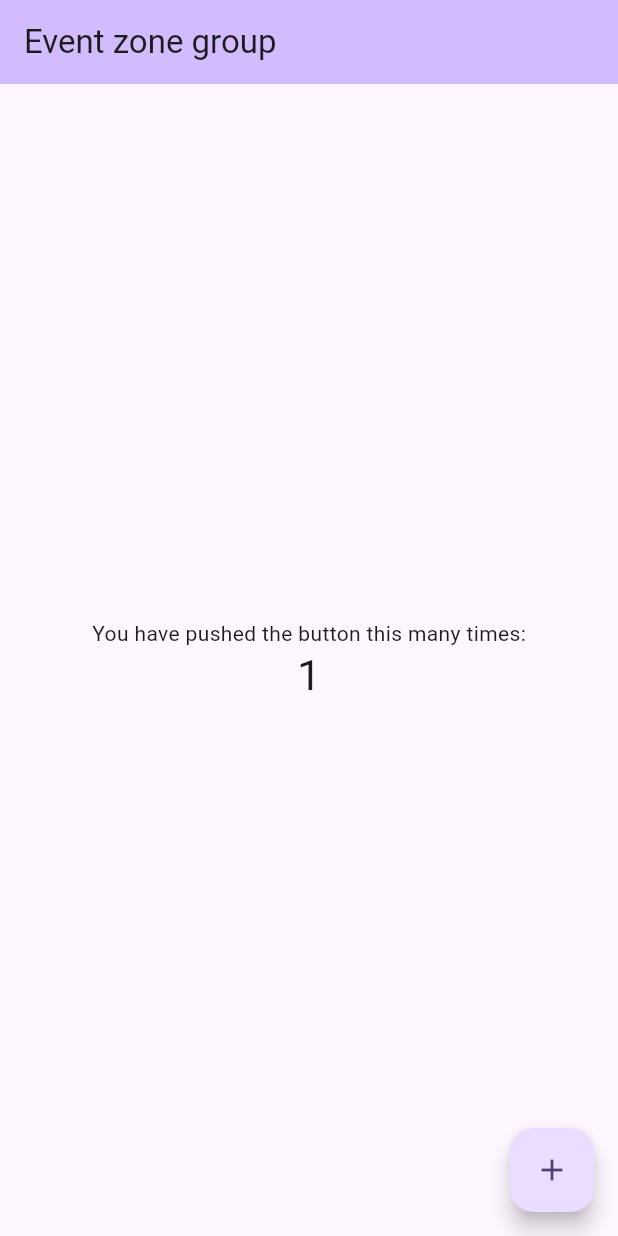
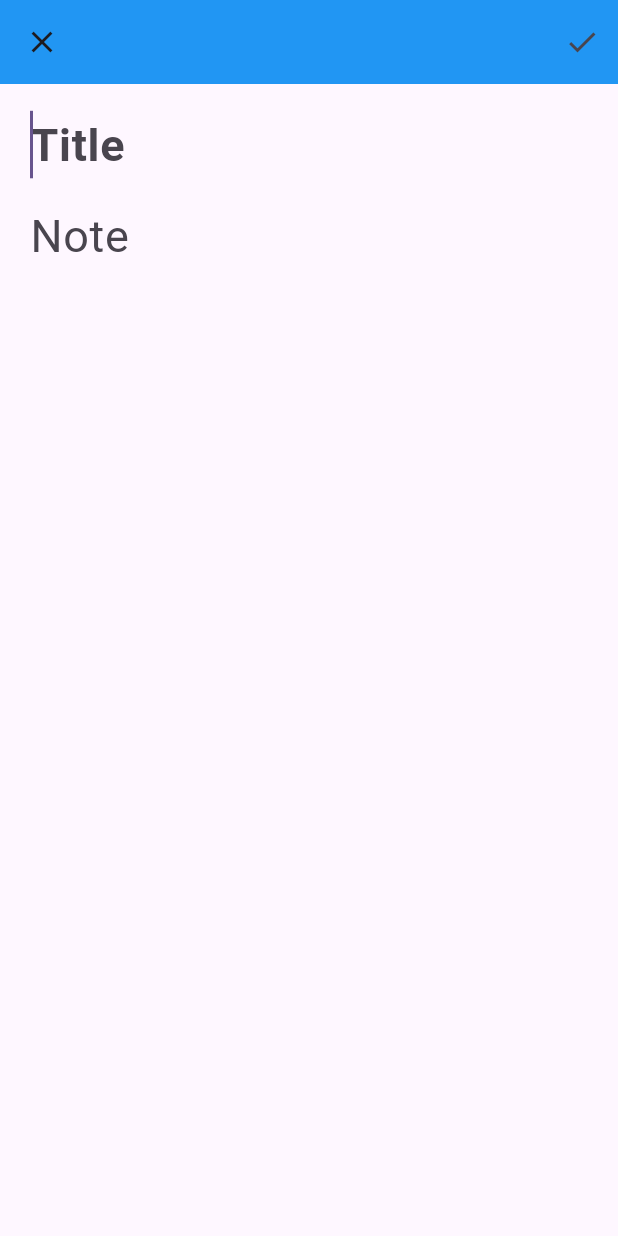
Before and after one commit to kapil4611/ntlfyflutterwebapp, a Flutter app: the screen it shows after launch, after a tap on the "add" icon, on a phone screen of 412 x 824 dp. Run offline on Flutter 3.47's test engine with Material 3 defaults, Android fonts, the phone set to English and light mode, and no system bars; network calls fail.

Commit message:
notes app

```diff
--- a/lib/main.dart
+++ b/lib/main.dart
@@ -1,5 +1,9 @@
 import 'package:flutter/material.dart';
+import 'package:ntlfyflutterwebapp/pages/home_page.dart';
+import 'package:ntlfyflutterwebapp/providers/notes_provider.dart';
+import 'package:provider/provider.dart';
 
+// First goto backend folder then run server then run the flutter notes app
 void main() {
   runApp(const MyApp());
 }
@@ -7,119 +11,23 @@ void main() {
 class MyApp extends StatelessWidget {
   const MyApp({super.key});
 
-  // This widget is the root of your application.
   @override
   Widget build(BuildContext context) {
-    return MaterialApp(
-      title: 'Event zone',
-      theme: ThemeData(
-        // This is the theme of your application.
-        //
-        // TRY THIS: Try running your application with "flutter run". You'll see
-        // the application has a purple toolbar. Then, without quitting the app,
-        // try changing the seedColor in the colorScheme below to Colors.green
-        // and then invoke "hot reload" (save your changes or press the "hot
-        // reload" button in a Flutter-supported IDE, or press "r" if you used
-        // the command line to start the app).
-        //
-        // Notice that the counter didn't reset back to zero; the application
-        // state is not lost during the reload. To reset the state, use hot
-        // restart instead.
-        //
-        // This works for code too, not just values: Most code changes can be
-        // tested with just a hot reload.
-        colorScheme: ColorScheme.fromSeed(seedColor: Colors.deepPurple),
-        useMaterial3: true,
+    return MultiProvider(
+      providers: [
+        ChangeNotifierProvider(
+          create: (context) => NotesProvider(),
+        )
+      ],
+      child: MaterialApp(
+        debugShowCheckedModeBanner: false,
+        title: 'Flutter Demo',
+        theme: ThemeData(
+          colorScheme: ColorScheme.fromSeed(seedColor: Colors.deepPurple),
+          useMaterial3: true,
+        ),
+        home: const HomePage(),
       ),
-      home: const MyHomePage(title: 'Event zone group'),
     );
   }
 }
-
-class MyHomePage extends StatefulWidget {
-  const MyHomePage({super.key, required this.title});
-
-  // This widget is the home page of your application. It is stateful, meaning
-  // that it has a State object (defined below) that contains fields that affect
-  // how it looks.
-
-  // This class is the configuration for the state. It holds the values (in this
-  // case the title) provided by the parent (in this case the App widget) and
-  // used by the build method of the State. Fields in a Widget subclass are
-  // always marked "final".
-
-  final String title;
-
-  @override
-  State<MyHomePage> createState() => _MyHomePageState();
-}
-
-class _MyHomePageState extends State<MyHomePage> {
-  int _counter = 0;
-
-  void _incrementCounter() {
-    setState(() {
-      // This call to setState tells the Flutter framework that something has
-      // changed in this State, which causes it to rerun the build method below
-      // so that the display can reflect the updated values. If we changed
-      // _counter without calling setState(), then the build method would not be
-      // called again, and so nothing would appear to happen.
-      _counter++;
-    });
-  }
-
-  @override
-  Widget build(BuildContext context) {
-    // This method is rerun every time setState is called, for instance as done
-    // by the _incrementCounter method above.
-    //
-    // The Flutter framework has been optimized to make rerunning build methods
-    // fast, so that you can just rebuild anything that needs updating rather
-    // than having to individually change instances of widgets.
-    return Scaffold(
-      appBar: AppBar(
-        // TRY THIS: Try changing the color here to a specific color (to
-        // Colors.amber, perhaps?) and trigger a hot reload to see the AppBar
-        // change color while the other colors stay the same.
-        backgroundColor: Theme.of(context).colorScheme.inversePrimary,
-        // Here we take the value from the MyHomePage object that was created by
-        // the App.build method, and use it to set our appbar title.
-        title: Text(widget.title),
-      ),
-      body: Center(
-        // Center is a layout widget. It takes a single child and positions it
-        // in the middle of the parent.
-        child: Column(
-          // Column is also a layout widget. It takes a list of children and
-          // arranges them vertically. By default, it sizes itself to fit its
-          // children horizontally, and tries to be as tall as its parent.
-          //
-          // Column has various properties to control how it sizes itself and
-          // how it positions its children. Here we use mainAxisAlignment to
-          // center the children vertically; the main axis here is the vertical
-          // axis because Columns are vertical (the cross axis would be
-          // horizontal).
-          //
-          // TRY THIS: Invoke "debug painting" (choose the "Toggle Debug Paint"
-          // action in the IDE, or press "p" in the console), to see the
-          // wireframe for each widget.
-          mainAxisAlignment: MainAxisAlignment.center,
-          children: <Widget>[
-            const Text(
-              'You have pushed the button this many times:',
-            ),
-            Text(
-              '$_counter',
-              style: Theme.of(context).textTheme.headlineMedium,
-            ),
-          ],
-        ),
-      ),
-      floatingActionButton: FloatingActionButton(
-        onPressed: _incrementCounter,
-        tooltip: 'Increment',
-        child: const Icon(Icons.add),
-      ), // This trailing comma makes auto-formatting nicer for build methods.
-    );
-  }
-}
--- /dev/null
+++ b/lib/models/note.dart
@@ -0,0 +1,29 @@
+class Note {
+  String? id;
+  String? userId;
+  String? title;
+  String? content;
+  DateTime? dateadded;
+
+  Note({this.id, this.userId, this.title, this.content, this.dateadded});
+
+  factory Note.fromMap(Map<String, dynamic> map) {
+    return Note(
+      id: map["id"],
+      userId: map["userId"],
+      title: map["title"],
+      content: map["content"],
+      dateadded: DateTime.tryParse(map["dateadded"]),
+    );
+  }
+
+  Map<String, dynamic> toMap() {
+    return {
+      "id": id,
+      "userId": userId,
+      "title": title,
+      "content": content,
+      "dateadded": dateadded!.toIso8601String()
+    };
+  }
+}
--- /dev/null
+++ b/lib/pages/add_new_note.dart
@@ -0,0 +1,112 @@
+import 'package:flutter/material.dart';
+import 'package:ntlfyflutterwebapp/models/note.dart';
+import 'package:ntlfyflutterwebapp/providers/notes_provider.dart';
+import 'package:provider/provider.dart';
+import 'package:uuid/uuid.dart';
+
+class AddNewNotePage extends StatefulWidget {
+  final bool isUpdate;
+  final Note? note;
+  const AddNewNotePage({super.key, required this.isUpdate, this.note});
+
+  @override
+  State<AddNewNotePage> createState() => _AddNewPageState();
+}
+
+class _AddNewPageState extends State<AddNewNotePage> {
+  TextEditingController titleController = TextEditingController();
+  TextEditingController contentController = TextEditingController();
+
+  FocusNode noteFocus = FocusNode();
+
+  void addNewNote() {
+    Note newNote = Note(
+      id: const Uuid().v1(),
+      userId: "kapilchouhan",
+      title: titleController.text,
+      content: contentController.text,
+      dateadded: DateTime.now(),
+    );
+    Provider.of<NotesProvider>(context, listen: false).addNote(newNote);
+    Navigator.pop(context);
+  }
+
+  void updateNote() {
+    widget.note!.title = titleController.text;
+    widget.note!.content = contentController.text;
+    widget.note!.dateadded = DateTime.now();
+    Provider.of<NotesProvider>(context, listen: false).updateNote(widget.note!);
+    Navigator.pop(context);
+  }
+
+  @override
+  void initState() {
+    super.initState();
+    if (widget.isUpdate) {
+      titleController.text = widget.note!.title!;
+      contentController.text = widget.note!.content!;
+    }
+  }
+
+  @override
+  Widget build(BuildContext context) {
+    return Scaffold(
+      appBar: AppBar(
+        backgroundColor: Colors.blue,
+        actions: [
+          IconButton(
+            onPressed: () {
+              if (widget.isUpdate) {
+                updateNote();
+              } else {
+                addNewNote();
+              }
+            },
+            icon: Icon(Icons.check),
+          )
+        ],
+      ),
+      body: SafeArea(
+        child: Padding(
+          padding: const EdgeInsets.symmetric(
+            horizontal: 20,
+            vertical: 10,
+          ),
+          child: Column(
+            children: [
+              TextField(
+                controller: titleController,
+                autofocus: (widget.isUpdate == true) ? false : true,
+                onSubmitted: (value) {
+                  if (value != "") {
+                    noteFocus.requestFocus();
+                  }
+                },
+                style: const TextStyle(
+                  fontSize: 30,
+                  fontWeight: FontWeight.bold,
+                ),
+                decoration: const InputDecoration(
+                  hintText: "Title",
+                  border: InputBorder.none,
+                ),
+              ),
+              Expanded(
+                child: TextField(
+                  controller: contentController,
+                  focusNode: noteFocus,
+                  maxLines: null,
+                  style: const TextStyle(fontSize: 30),
+                  decoration: const InputDecoration(
+                    hintText: "Note",
+                    border: InputBorder.none,
+                  ),
+                ),
+              ),
+            ],
+          ),
+        ),
+      ),
+    );
+  }
+}
--- /dev/null
+++ b/lib/pages/home_page.dart
@@ -0,0 +1,144 @@
+// With mongoDB
+import 'package:flutter/cupertino.dart';
+import 'package:flutter/material.dart';
+import 'package:ntlfyflutterwebapp/models/note.dart';
+import 'package:ntlfyflutterwebapp/pages/add_new_note.dart';
+import 'package:ntlfyflutterwebapp/providers/notes_provider.dart';
+import 'package:provider/provider.dart';
+
+class HomePage extends StatefulWidget {
+  const HomePage({super.key});
+
+  @override
+  State<HomePage> createState() => _HomePageState();
+}
+
+class _HomePageState extends State<HomePage> {
+  String searchQuery = "";
+
+  @override
+  Widget build(BuildContext context) {
+    NotesProvider notesProvider = Provider.of<NotesProvider>(context);
+
+    return Scaffold(
+      appBar: AppBar(
+        backgroundColor: Colors.blue,
+        title: const Text("Notes App"),
+        centerTitle: true,
+      ),
+      body: notesProvider.isLoading
+          ? Center(
+              child: CircularProgressIndicator(),
+            )
+          : notesProvider.errorMessage != null
+              ? Center(child: Text(notesProvider.errorMessage!))
+              : SafeArea(
+                  child: (notesProvider.notes.isNotEmpty)
+                      ? ListView(
+                          children: [
+                            Padding(
+                              padding: const EdgeInsets.all(8.0),
+                              child: TextField(
+                                onChanged: (val) {
+                                  setState(() {
+                                    searchQuery = val;
+                                  });
+                                },
+                                decoration:
+                                    InputDecoration(labelText: "Search"),
+                              ),
+                            ),
+                            (notesProvider
+                                    .getFilteredNotes(searchQuery)
+                                    .isNotEmpty)
+                                ? GridView.builder(
+                                    physics: NeverScrollableScrollPhysics(),
+                                    shrinkWrap: true,
+                                    gridDelegate:
+                                        const SliverGridDelegateWithFixedCrossAxisCount(
+                                            crossAxisCount: 2),
+                                    // itemCount: notesProvider.notes.length,
+                                    itemCount: notesProvider
+                                        .getFilteredNotes(searchQuery)
+                                        .length,
+                                    itemBuilder: (context, index) {
+                                      // Note currentNote = notesProvider.notes[index];
+                                      Note currentNote = notesProvider
+                                          .getFilteredNotes(searchQuery)[index];
+
+                                      return GestureDetector(
+                                        onTap: () {
+                                          Navigator.of(context).push(
+                                              CupertinoPageRoute(
+                                                  builder: (context) =>
+                                                      AddNewNotePage(
+                                                        isUpdate: true,
+                                                        note: currentNote,
+                                                      )));
+                                        },
+                                        onLongPress: () {
+                                          notesProvider.deleteNote(currentNote);
+                                        },
+                                        child: Container(
+                                          margin: const EdgeInsets.all(5),
+                                          padding: EdgeInsets.all(10),
+                                          decoration: BoxDecoration(
+                                              borderRadius:
+                                                  BorderRadius.circular(10),
+                                              border: Border.all(
+                                                  color: Colors.grey,
+                                                  width: 2)),
+                                          child: Column(
+                                            crossAxisAlignment:
+                                                CrossAxisAlignment.start,
+                                            children: [
+                                              Text(
+                                                currentNote.title!,
+                                                style: const TextStyle(
+                                                    fontWeight: FontWeight.bold,
+                                                    fontSize: 20),
+                                                maxLines: 1,
+                                                overflow: TextOverflow.ellipsis,
+                                              ),
+                                              const SizedBox(height: 7),
+                                              Text(
+                                                currentNote.content!,
+                                                style: TextStyle(
+                                                    fontSize: 18,
+                                                    color: Colors.grey[700]),
+                                                maxLines: 5,
+                                                overflow: TextOverflow.ellipsis,
+                                              ),
+                                            ],
+                                          ),
+                                        ),
+                                      );
+                                    },
+                                  )
+                                : Padding(
+                                    padding: EdgeInsets.all(20),
+                                    child: Text(
+                                      "No notes found",
+                                      textAlign: TextAlign.center,
+                                    )),
+                          ],
+                        )
+                      : const Center(
+                          child: Text("No note is there"),
+                        ),
+                ),
+      floatingActionButton: FloatingActionButton(
+        onPressed: () {
+          Navigator.push(
+              context,
+              CupertinoPageRoute(
+                  fullscreenDialog: true,
+                  builder: (context) => const AddNewNotePage(
+                        isUpdate: false,
+                      )));
+        },
+        child: const Icon(Icons.add),
+      ),
+    );
+  }
+}
--- /dev/null
+++ b/lib/providers/notes_provider.dart
@@ -0,0 +1,73 @@
+// With mongoDB
+import 'dart:developer';
+import 'package:flutter/material.dart';
+import 'package:ntlfyflutterwebapp/models/note.dart';
+import 'package:ntlfyflutterwebapp/services/api_service.dart';
+
+class NotesProvider with ChangeNotifier {
+  bool _isLoading = false;
+  List<Note> notes = [];
+  String? _errorMessage;
+
+  String? get errorMessage => _errorMessage;
+  bool get isLoading => _isLoading;
+
+  // Apicalling
+  NotesProvider() {
+    fetchNotes();
+  }
+
+  void fetchNotes() async {
+    _isLoading = true;
+    _errorMessage = null;
+    notifyListeners();
+    try {
+      notes = await ApiService.fetchNotes("kapilchouhan");
+      sortNotes();
+    } catch (e) {
+      log("k: $e");
+      _errorMessage = e.toString();
+    }
+    _isLoading = false;
+    notifyListeners();
+  }
+
+  List<Note> getFilteredNotes(String searchQuery) {
+    return notes
+        .where((element) =>
+            element.title!.toLowerCase().contains(searchQuery.toLowerCase()) ||
+            element.content!.toLowerCase().contains(searchQuery.toLowerCase()))
+        .toList();
+  }
+
+  void sortNotes() {
+    notes.sort((a, b) => b.dateadded!.compareTo(a.dateadded!));
+  }
+
+  void addNote(Note note) {
+    notes.add(note);
+    sortNotes();
+    notifyListeners();
+    // Apicalling
+    ApiService.addNote(note);
+  }
+
+  void updateNote(Note note) {
+    int indexOfNote =
+        notes.indexOf(notes.firstWhere((element) => element.id == note.id));
+    notes[indexOfNote] = note;
+    sortNotes();
+    notifyListeners();
+    // Apicalling
+    ApiService.addNote(note);
+  }
+
+  void deleteNote(Note note) {
+    int indexOfNote =
+        notes.indexOf(notes.firstWhere((element) => element.id == note.id));
+    notes.removeAt(indexOfNote);
+    notifyListeners();
+    // Apicalling
+    ApiService.deleteNote(note);
+  }
+}
--- /dev/null
+++ b/lib/services/api_service.dart
@@ -0,0 +1,48 @@
+import 'dart:convert';
+import 'dart:developer';
+import 'package:ntlfyflutterwebapp/models/note.dart';
+import 'package:http/http.dart' as http;
+
+class ApiService {
+  // Hosted api on render server
+  static String _baseUrl = "https://newrndr.onrender.com/notes";
+
+  // Fetch Note
+  static Future<List<Note>> fetchNotes(String userid) async {
+    Uri requestUri = Uri.parse("$_baseUrl/list");
+    log(requestUri.toString());
+
+    try {
+      var response = await http.post(requestUri, body: {"userId": userid});
+      log(response.statusCode.toString());
+      var decoded = jsonDecode(response.body);
+      log(decoded.toString());
+      // return [];
+      List<Note> notes = [];
+      for (var noteMap in decoded) {
+        Note newNote = Note.fromMap(noteMap);
+        notes.add(newNote);
+      }
+      return notes;
+    } catch (e) {
+      log(e.toString());
+      throw "Error: $e";
+    }
+  }
+
+  // Add Note
+  static Future<void> addNote(Note note) async {
+    Uri requestUri = Uri.parse("$_baseUrl/add");
+    var response = await http.post(requestUri, body: note.toMap());
+    var decoded = jsonDecode(response.body);
+    log(decoded.toString());
+  }
+
+  // Delete Note
+  static Future<void> deleteNote(Note note) async {
+    Uri requestUri = Uri.parse("$_baseUrl/delete");
+    var response = await http.post(requestUri, body: note.toMap());
+    var decoded = jsonDecode(response.body);
+    log(decoded.toString());
+  }
+}
--- a/pubspec.yaml
+++ b/pubspec.yaml
@@ -34,6 +34,9 @@ dependencies:
   # The following adds the Cupertino Icons font to your application.
   # Use with the CupertinoIcons class for iOS style icons.
   cupertino_icons: ^1.0.8
+  http: ^1.6.0
+  provider: ^6.1.5+1
+  uuid: ^4.5.2
 
 dev_dependencies:
   flutter_test:
```
Also changed, not shown: pubspec.lock.
